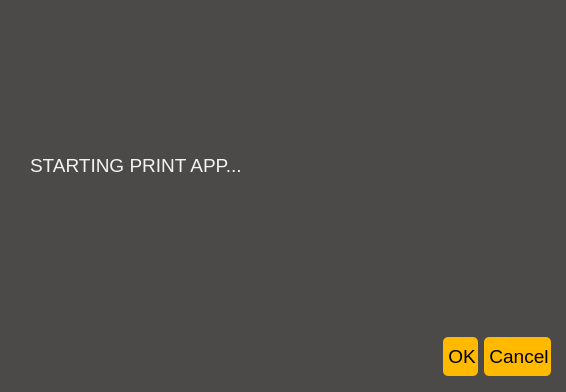
The window that ui/strdDialog.ui (MOF-ui/PRINT_py) describes before a commit, drawn with Qt 5.
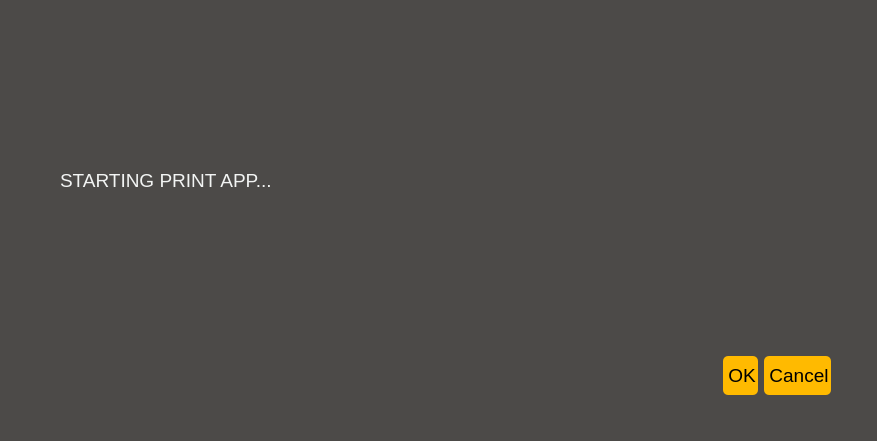
The same window after the commit.

```diff
--- a/ui/strdDialog.ui
+++ b/ui/strdDialog.ui
@@ -6,8 +6,8 @@
    <rect>
     <x>0</x>
     <y>0</y>
-    <width>566</width>
-    <height>392</height>
+    <width>877</width>
+    <height>441</height>
    </rect>
   </property>
   <property name="windowTitle">
@@ -25,8 +25,8 @@
   <widget class="QDialogButtonBox" name="buttonBox">
    <property name="geometry">
     <rect>
-     <x>210</x>
-     <y>331</y>
+     <x>490</x>
+     <y>350</y>
      <width>341</width>
      <height>51</height>
     </rect>
@@ -66,10 +66,10 @@
   <widget class="QLabel" name="label">
    <property name="geometry">
     <rect>
-     <x>20</x>
-     <y>20</y>
-     <width>521</width>
-     <height>291</height>
+     <x>50</x>
+     <y>50</y>
+     <width>771</width>
+     <height>261</height>
     </rect>
    </property>
    <property name="styleSheet">
```
